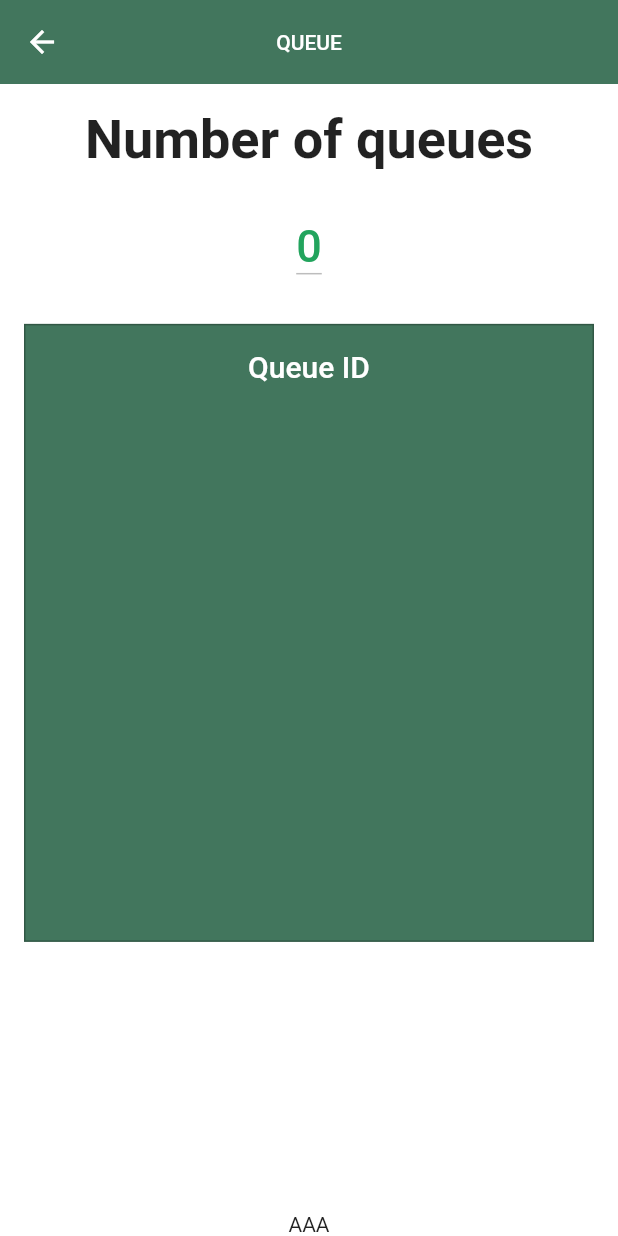
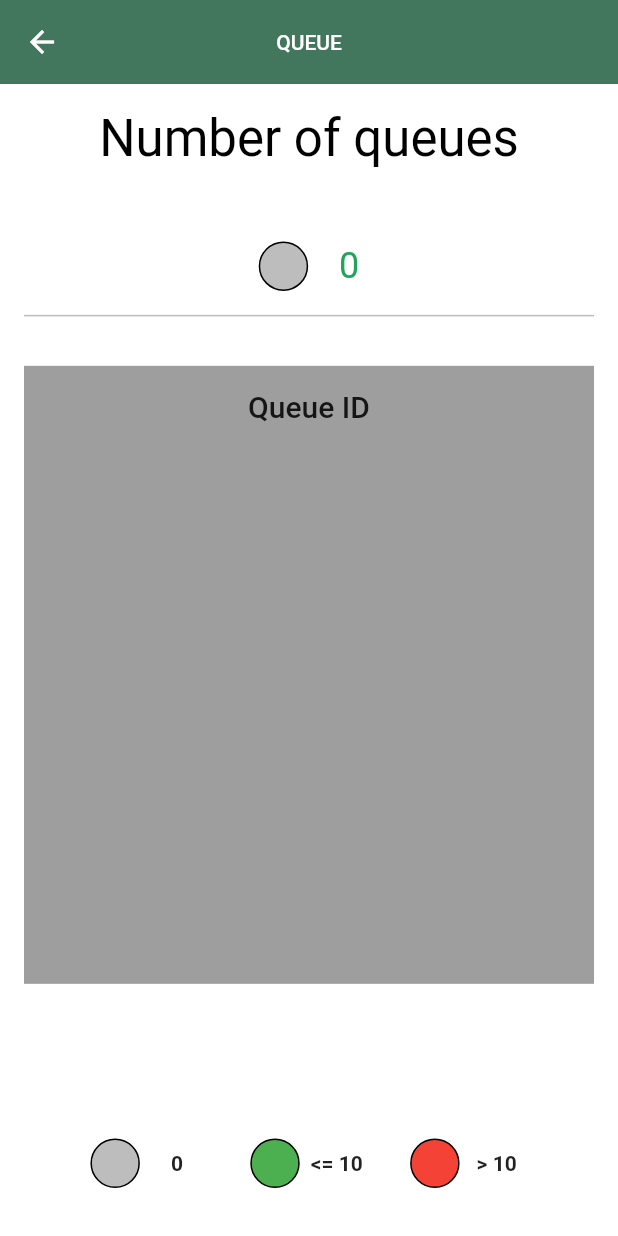
Before and after one commit to oomyoom/food_app, a Flutter app: the screen it shows after launch, in the side drawer, after a tap on "Queue", on a phone screen of 412 x 824 dp. Run offline on Flutter 3.47's test engine with Material 2 defaults, Android fonts, the phone set to English and light mode, and no system bars; our stand-ins replace flutter_speed_dial, image_cropper, image_picker; missing offline and left inert: stripe_checkout; Roboto replaces fonts that are missing (SF Pro Text).

Commit message:
Update Queue

```diff
--- a/lib/screens/history/orderDetails_screen.dart
+++ b/lib/screens/history/orderDetails_screen.dart
@@ -89,12 +89,11 @@ class OrderDetailsScreen extends StatelessWidget {
                             style: Theme.of(context).textTheme.bodyLarge!,
                           ),
                           Text(
-                            '฿ ${order.cartItems.map((e) => e.priceItem).join(', ')}',
-                            style: const TextStyle(
-                              fontWeight: FontWeight.w500,
-                              color: kActiveColor,
-                            ),
-                          ),
+                              '฿ ${order.cartItems.map((e) => e.priceItem).join(', ')}',
+                              style: Theme.of(context)
+                                  .textTheme
+                                  .bodyLarge!
+                                  .copyWith(color: kActiveColor)),
                         ],
                       ),
                       Text(
@@ -102,7 +101,7 @@ class OrderDetailsScreen extends StatelessWidget {
                             .map((e) => e.specifyItem)
                             .join(', ')
                             .toString(),
-                        maxLines: 2,
+                        maxLines: 1,
                         overflow: TextOverflow.ellipsis,
                         style: Theme.of(context).textTheme.bodyMedium!,
                       ),
--- /dev/null
+++ b/lib/screens/queue/components/statusContainer.dart
@@ -0,0 +1,49 @@
+import 'package:flutter/material.dart';
+
+class StatusContainer extends StatelessWidget {
+  const StatusContainer({
+    Key? key,
+    required this.color,
+    required this.title,
+  }) : super(key: key);
+  final String title;
+  final Color color;
+
+  @override
+  Widget build(BuildContext context) {
+    return Row(
+      children: [
+        colorContainer(context, color),
+        SizedBox(
+          width: MediaQuery.of(context).size.width * 0.01,
+        ),
+        SizedBox(
+          width: MediaQuery.of(context).size.width * 0.1,
+          child: Center(
+            child: Text(title,
+                maxLines: 1,
+                style: Theme.of(context)
+                    .textTheme
+                    .bodyLarge!
+                    .copyWith(fontWeight: FontWeight.bold)),
+          ),
+        ),
+      ],
+    );
+  }
+
+  static Widget colorContainer(BuildContext context, Color color) {
+    return Container(
+      width: MediaQuery.of(context).size.width * .08,
+      height: MediaQuery.of(context).size.height * .04,
+      decoration: BoxDecoration(
+        color: color,
+        borderRadius: BorderRadius.circular(100),
+        border: Border.all(
+          color: Colors.black,
+          width: 1,
+        ),
+      ),
+    );
+  }
+}
--- a/lib/screens/queue/queue_screen.dart
+++ b/lib/screens/queue/queue_screen.dart
@@ -1,4 +1,5 @@
 import 'package:flutter/material.dart';
+import 'package:food_app/screens/queue/components/statusContainer.dart';
 import 'package:food_app/utils/constants.dart';
 import 'package:food_app/models/order.dart';
 
@@ -8,9 +9,22 @@ class QueueScreen extends StatelessWidget {
   @override
   Widget build(BuildContext context) {
     int totalQueue = 0;
+    Color color = Colors.black;
     for (var item in order) {
       //print(item.creatDateTime.toString().substring(0, 16));
       if (item.isCompleted == false) totalQueue++;
+    }
+    switch (totalQueue) {
+      case 0:
+        color = Colors.black26;
+        break;
+      default:
+        if (totalQueue <= 10) {
+          color = Colors.green;
+        }
+        if (totalQueue > 10) {
+          color = Colors.red;
+        }
     }
 
     return Scaffold(
@@ -37,29 +51,35 @@ class QueueScreen extends StatelessWidget {
                     alignment: Alignment.topCenter,
                     child: Column(
                       children: [
-                        const Text(
+                        Text(
                           'Number of queues',
-                          style: TextStyle(
-                              fontWeight: FontWeight.bold, fontSize: 36),
+                          style: Theme.of(context)
+                              .textTheme
+                              .headlineMedium!
+                              .copyWith(color: Colors.black),
                         ),
                         SizedBox(
                           height: MediaQuery.of(context).size.height * 0.04,
                         ),
                         Container(
+                          padding: const EdgeInsets.all(defaultPadding),
+                          width: MediaQuery.of(context).size.width,
                           decoration: const BoxDecoration(
                               border: Border(
                                   bottom: BorderSide(
                                       color: Colors.black26, width: 1))),
-                          child: Column(
+                          child: Row(
+                            mainAxisAlignment: MainAxisAlignment.center,
                             children: [
-                              Text(
-                                '$totalQueue',
-                                style: const TextStyle(
-                                  fontSize: 30,
-                                  fontWeight: FontWeight.w500,
-                                  color: kActiveColor,
+                              StatusContainer.colorContainer(context, color),
+                              SizedBox(
+                                width: MediaQuery.of(context).size.width * 0.05,
                               ),
-                              ),
+                              Text('$totalQueue',
+                                  style: Theme.of(context)
+                                      .textTheme
+                                      .headlineSmall!
+                                      .copyWith(color: kActiveColor)),
                             ],
                           ),
                         ),
@@ -67,39 +87,41 @@ class QueueScreen extends StatelessWidget {
                           height: MediaQuery.of(context).size.height * 0.04,
                         ),
                         Container(
-                          padding: EdgeInsets.all(defaultPadding),
+                          padding: const EdgeInsets.all(defaultPadding),
                           width: MediaQuery.of(context).size.width,
                           height: MediaQuery.of(context).size.height * 0.5,
-                          decoration: BoxDecoration(
-                              border:
-                                  Border.all(color: Colors.black26, width: 1),
-                              color: kMainColor),
+                          color: Colors.black38,
+                          child: SingleChildScrollView(
+                            scrollDirection: Axis.vertical,
                             child: Column(
                               children: [
                                 Text(
                                   'Queue ID',
-                                style: Theme.of(context)
-                                    .textTheme
-                                    .titleLarge!
-                                    .copyWith(color: Colors.white),
+                                  style:
+                                      Theme.of(context).textTheme.titleLarge!,
                                 ),
                                 SizedBox(
                                   height:
                                       MediaQuery.of(context).size.height * 0.04,
                                 ),
-                              SingleChildScrollView(
-                                child: Column(
+                                Column(
                                   children: order.asMap().entries.map((entry) {
                                     final value = entry.value;
                                     if (value.isCompleted == false) {
                                       return Column(
                                         children: [
-                                          Text(
+                                          Padding(
+                                            padding: EdgeInsets.symmetric(
+                                                vertical: MediaQuery.of(context)
+                                                        .size
+                                                        .height *
+                                                    0.01),
+                                            child: Text(
                                               'ORD ${value.orderId}',
                                               style: Theme.of(context)
                                                   .textTheme
-                                                .titleMedium!
-                                                .copyWith(color: Colors.white),
+                                                  .bodyLarge!,
+                                            ),
                                           )
                                         ],
                                       );
@@ -108,8 +130,8 @@ class QueueScreen extends StatelessWidget {
                                     }
                                   }).toList(),
                                 ),
+                              ],
                             ),
-                            ],
                           ),
                         ),
                       ],
@@ -121,10 +143,18 @@ class QueueScreen extends StatelessWidget {
           ),
           Container(
             width: MediaQuery.of(context).size.width,
-            child: Center(
+            padding: const EdgeInsets.all(defaultPadding),
+            child: const Center(
+              child: Padding(
+                padding: EdgeInsets.all(defaultPadding),
                 child: Row(
-                mainAxisAlignment: MainAxisAlignment.center,
-                children: [Text('AAA')],
+                  mainAxisAlignment: MainAxisAlignment.spaceEvenly,
+                  children: [
+                    StatusContainer(color: Colors.black26, title: '0'),
+                    StatusContainer(color: Colors.green, title: '<= 10'),
+                    StatusContainer(color: Colors.red, title: '> 10'),
+                  ],
+                ),
               ),
             ),
           )
```
Lines whose indentation alone changed are shown as unchanged.
